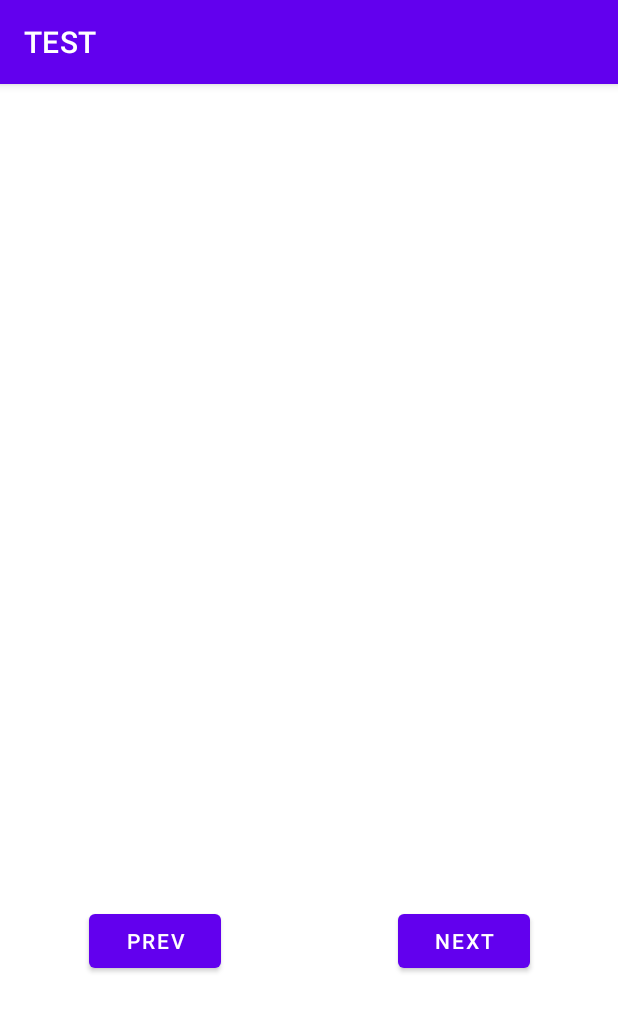
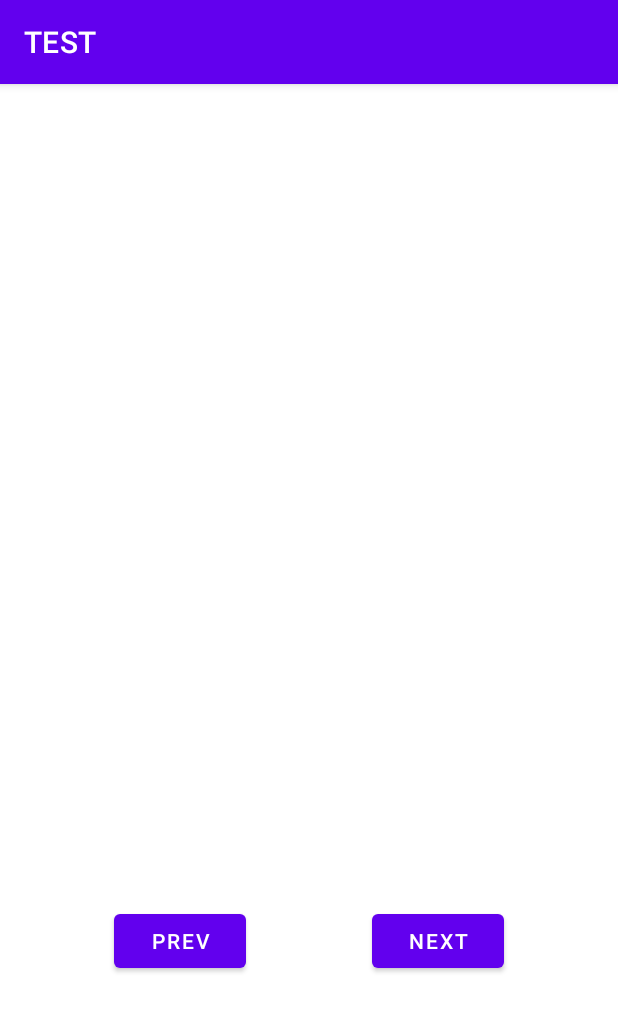
Before and after one commit to Vanosuperhero/Android, an Android app: the screen it shows after launch (MainActivity), on a phone screen of 412 x 824 dp. Shown: the top 1012 px of the screen. Run offline under Robolectric (Android 15) with nearby library versions, the phone set to English and light mode, and no system bars; our stand-ins replace data binding; pictures from the network do not load; 1 statement that could not run was skipped.

Commit message:
добавил работу кнопок пока через онклик

```diff
--- a/app/src/main/java/com/example/test/BindingAdapters.kt
+++ b/app/src/main/java/com/example/test/BindingAdapters.kt
@@ -13,8 +13,23 @@ fun bindImage(imgView: ImageView, imgUrl: String?){
         Glide.with(imgView.context)
             .load(imgUrl)
 //            .apply(RequestOptions()
-                .placeholder(R.drawable.loading_img)
+                .placeholder(R.drawable.loading_animation)
                 .error(R.drawable.ic_broken_image)
             .into(imgView)
     }
 }
+
+//@BindingAdapter("app:next")
+//fun Next(index, listofgif, GetMarsRealEstateProperties){
+////        Здесь нужно вытаскивать гиф из списка и класть в лайвдату
+//    if (index == listofgif.lastIndex){ GetMarsRealEstateProperties()}
+////        index++
+////        _property.value = listofgif[index]
+//}
+//@BindingAdapter("app:prev")
+//fun Prev(){
+//    if (index > 0){
+//        index--
+//        _property.value = listofgif[index]
+//    }
+//}
--- a/app/src/main/java/com/example/test/MyViewModel.kt
+++ b/app/src/main/java/com/example/test/MyViewModel.kt
@@ -5,6 +5,7 @@ import android.media.Image
 import android.os.CountDownTimer
 import android.widget.ImageView
 import android.widget.Toast
+import androidx.databinding.BindingAdapter
 import androidx.lifecycle.AndroidViewModel
 import androidx.lifecycle.LiveData
 import androidx.lifecycle.MutableLiveData
@@ -69,15 +70,17 @@ class MyViewModel() :ViewModel(){
             }
         }
     }
-
-    private fun Next(){
+//    @BindingAdapter("next")
+    fun Next(){
 //        Здесь нужно вытаскивать гиф из списка и класть в лайвдату
-        if (index == listofgif.lastIndex){ GetMarsRealEstateProperties()}
-//        index++
-//        _property.value = listofgif[index]
+        if (index == listofgif.lastIndex) { GetMarsRealEstateProperties()}
+        else{index++
+        _property.value = listofgif[index]}
     }
 
-    private fun Prev(){
+
+//    @BindingAdapter("prev")
+    fun Prev(){
         if (index > 0){
         index--
         _property.value = listofgif[index]
--- a/app/src/main/res/layout/activity_main.xml
+++ b/app/src/main/res/layout/activity_main.xml
@@ -50,21 +50,25 @@
             android:id="@+id/next"
             android:layout_width="wrap_content"
             android:layout_height="wrap_content"
+            android:layout_marginEnd="76dp"
+            android:onClick="@{() -> liveData.Next()}"
             android:text="Next"
             app:layout_constraintBottom_toBottomOf="parent"
             app:layout_constraintEnd_toEndOf="parent"
-            app:layout_constraintStart_toEndOf="@+id/status"
-            app:layout_constraintTop_toTopOf="@+id/description" />
+            app:layout_constraintTop_toBottomOf="@+id/ImageView"
+            />
 
         <Button
             android:id="@+id/prev"
             android:layout_width="wrap_content"
             android:layout_height="wrap_content"
+            android:layout_marginStart="76dp"
+            android:onClick="@{() -> liveData.Prev()}"
             android:text="Prev"
             app:layout_constraintBottom_toBottomOf="parent"
-            app:layout_constraintEnd_toStartOf="@+id/status"
             app:layout_constraintStart_toStartOf="parent"
-            app:layout_constraintTop_toTopOf="@+id/description" />
+            app:layout_constraintTop_toBottomOf="@+id/ImageView"
+             />
 
 
     </androidx.constraintlayout.widget.ConstraintLayout>
```
Also changed, not shown: app/src/main/java/com/example/test/MainActivity.kt (+0 -1 lines).
